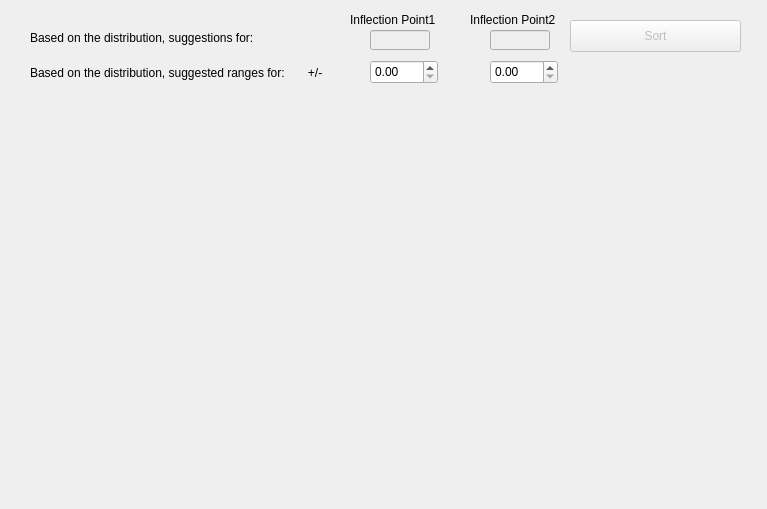
Old version of the form UI/labelDataGUI.ui in the repository gihankaushyal/PixelAnomalyDetectorTool.
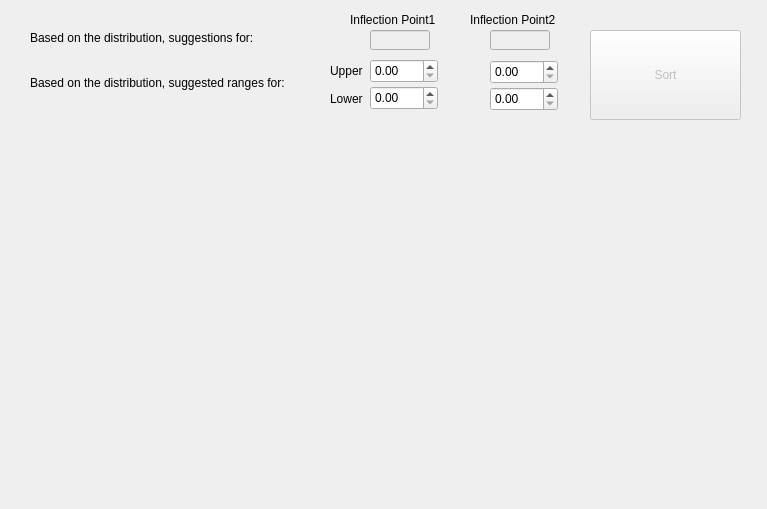
New version of the form.

Diff of the .ui file:
```diff
--- a/UI/labelDataGUI.ui
+++ b/UI/labelDataGUI.ui
@@ -17,9 +17,9 @@
    <property name="geometry">
     <rect>
      <x>10</x>
-     <y>110</y>
+     <y>140</y>
      <width>741</width>
-     <height>391</height>
+     <height>370</height>
     </rect>
    </property>
   </widget>
@@ -68,10 +68,10 @@
    </property>
    <property name="geometry">
     <rect>
-     <x>570</x>
-     <y>20</y>
-     <width>171</width>
-     <height>32</height>
+     <x>590</x>
+     <y>30</y>
+     <width>151</width>
+     <height>90</height>
     </rect>
    </property>
    <property name="text">
@@ -108,7 +108,7 @@
    <property name="geometry">
     <rect>
      <x>370</x>
-     <y>60</y>
+     <y>59</y>
      <width>68</width>
      <height>24</height>
     </rect>
@@ -128,20 +128,20 @@
    <property name="geometry">
     <rect>
      <x>30</x>
-     <y>65</y>
-     <width>341</width>
+     <y>75</y>
+     <width>301</width>
      <height>16</height>
     </rect>
    </property>
    <property name="text">
-    <string>Based on the distribution, suggested ranges for:       +/-</string>
+    <string>Based on the distribution, suggested ranges for:       </string>
    </property>
   </widget>
   <widget class="QLabel" name="fileNameLabel">
    <property name="geometry">
     <rect>
-     <x>190</x>
-     <y>90</y>
+     <x>210</x>
+     <y>120</y>
      <width>341</width>
      <height>16</height>
     </rect>
@@ -150,6 +150,52 @@
     <string/>
    </property>
   </widget>
+  <widget class="QDoubleSpinBox" name="inflectionPoint2Bottom">
+   <property name="geometry">
+    <rect>
+     <x>490</x>
+     <y>87</y>
+     <width>68</width>
+     <height>24</height>
+    </rect>
+   </property>
+  </widget>
+  <widget class="QDoubleSpinBox" name="inflectionPoint1Bottom">
+   <property name="geometry">
+    <rect>
+     <x>370</x>
+     <y>86</y>
+     <width>68</width>
+     <height>24</height>
+    </rect>
+   </property>
+  </widget>
+  <widget class="QLabel" name="label_5">
+   <property name="geometry">
+    <rect>
+     <x>330</x>
+     <y>61</y>
+     <width>41</width>
+     <height>20</height>
+    </rect>
+   </property>
+   <property name="text">
+    <string>Upper</string>
+   </property>
+  </widget>
+  <widget class="QLabel" name="label_6">
+   <property name="geometry">
+    <rect>
+     <x>330</x>
+     <y>88</y>
+     <width>41</width>
+     <height>21</height>
+    </rect>
+   </property>
+   <property name="text">
+    <string>Lower</string>
+   </property>
+  </widget>
  </widget>
  <resources/>
  <connections/>
```
Left out of the diff: 4 changed lines with no effect on the pictures.
